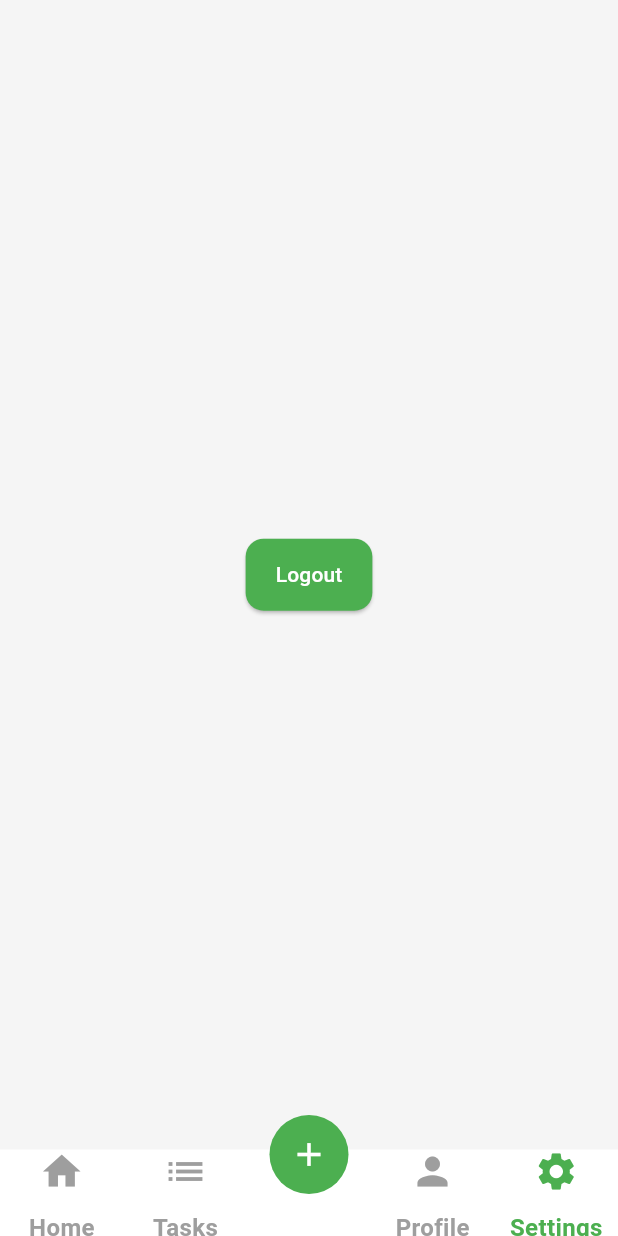
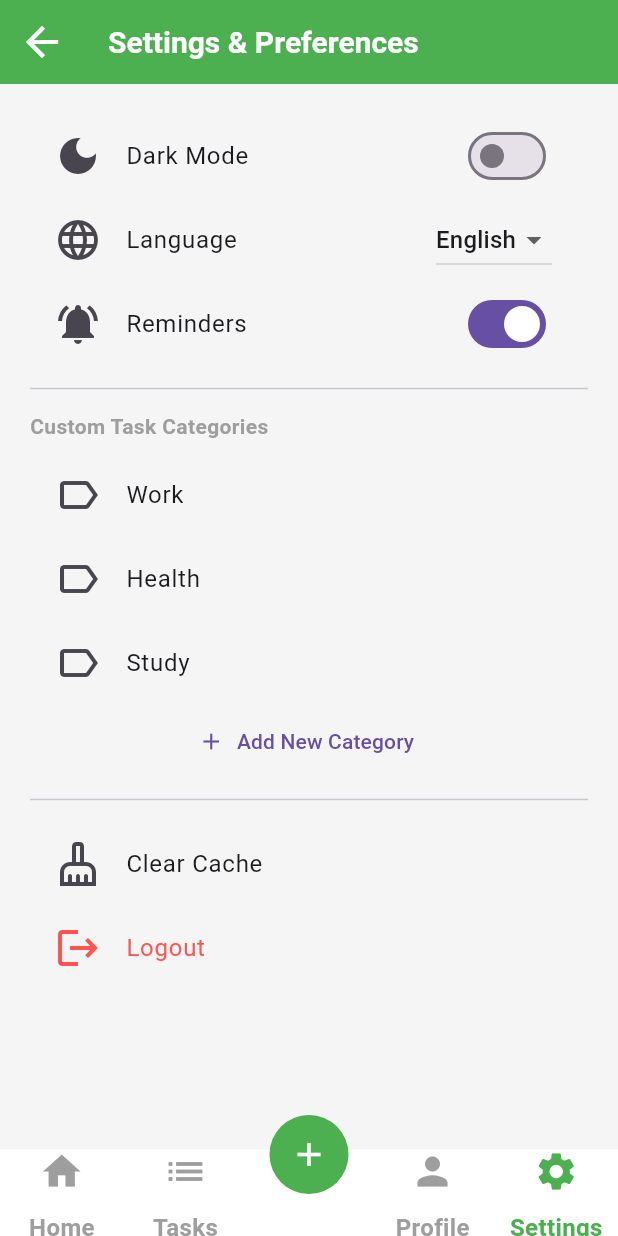
Before and after one commit to MomenRaddad/Mealy_App, a Flutter app: the UserNavigationPage screen opened by its route, item 5 of the bottom bar chosen, on a phone screen of 412 x 824 dp. Run offline on Flutter 3.47's test engine with Material 3 defaults, Android fonts, the phone set to English and light mode, and no system bars; drawn by our look-alikes of persistent_bottom_nav_bar; our stand-ins replace cached_network_image, cloud_firestore, firebase_core, firebase_storage, fl_chart, image_picker; accounts and stored records are empty.

Commit message:
Dark Mode + Settings Screen

```diff
--- /dev/null
+++ b/lib/provider/theme_provider.dart
@@ -0,0 +1,14 @@
+import 'package:flutter/material.dart';
+
+class ThemeProvider with ChangeNotifier {
+  bool _isDarkMode = false;
+
+  bool get isDarkMode => _isDarkMode;
+
+  ThemeMode get currentTheme => _isDarkMode ? ThemeMode.dark : ThemeMode.light;
+
+  void toggleTheme(bool isOn) {
+    _isDarkMode = isOn;
+    notifyListeners();
+  }
+}
--- a/lib/view/screens/user_navigation_page.dart
+++ b/lib/view/screens/user_navigation_page.dart
@@ -39,7 +39,7 @@ class _UserNavigationPageState extends State<UserNavigationPage> {
           TasksScreen(),
           ExploreScreen(),
           ProfileScreen(),
-          SettingsScreen(),
+          SettingsPreferencesScreen(),
         ],
         items: [
           PersistentBottomNavBarItem(
--- a/lib/view/screens/user_screens/settings/settings_screen.dart
+++ b/lib/view/screens/user_screens/settings/settings_screen.dart
@@ -1,22 +1,134 @@
 import 'package:flutter/material.dart';
-import 'package:meal_app/core/routes.dart';
+import 'package:provider/provider.dart';
+import 'package:meal_app/provider/theme_provider.dart';
 
-class SettingsScreen extends StatelessWidget {
-  const SettingsScreen({super.key});
+class SettingsPreferencesScreen extends StatefulWidget {
+  const SettingsPreferencesScreen({super.key});
+
+  @override
+  State<SettingsPreferencesScreen> createState() => _SettingsPreferencesScreenState();
+}
+
+class _SettingsPreferencesScreenState extends State<SettingsPreferencesScreen> {
+  bool remindersEnabled = true;
+  String selectedLanguage = "English";
+  final List<String> customCategories = ["Work", "Health", "Study"];
+
+  void _addCategory() {
+    final controller = TextEditingController();
+    showDialog(
+      context: context,
+      builder: (_) => AlertDialog(
+        title: const Text("Add New Category"),
+        content: TextField(
+          controller: controller,
+          decoration: const InputDecoration(hintText: "Category Name"),
+        ),
+        actions: [
+          TextButton(
+            onPressed: () => Navigator.pop(context),
+            child: const Text("Cancel"),
+          ),
+          ElevatedButton(
+            onPressed: () {
+              if (controller.text.trim().isNotEmpty) {
+                setState(() => customCategories.add(controller.text.trim()));
+              }
+              Navigator.pop(context);
+            },
+            child: const Text("Add"),
+          ),
+        ],
+      ),
+    );
+  }
+
+  void _clearCache() {
+    ScaffoldMessenger.of(context).showSnackBar(
+      const SnackBar(content: Text("Cache cleared")),
+    );
+  }
+
+  void _logout() {
+    ScaffoldMessenger.of(context).showSnackBar(
+      const SnackBar(content: Text("Logged out")),
+    );
+  }
 
   @override
   Widget build(BuildContext context) {
+    final themeProvider = Provider.of<ThemeProvider>(context);
+
     return Scaffold(
-      body: Center(
-        child: ElevatedButton(
-          onPressed: () {
-            Navigator.of(context, rootNavigator: true).pushNamedAndRemoveUntil(
-              AppRoutes.accountSelector,
-              (route) => false,
-            );
-          },
-          child: const Text('Logout'),
-        ),
+      appBar: AppBar(
+        title: const Text("Settings & Preferences"),
+        backgroundColor: Theme.of(context).appBarTheme.backgroundColor,
+      ),
+      body: ListView(
+        padding: const EdgeInsets.all(20),
+        children: [
+
+          SwitchListTile(
+            title: const Text("Dark Mode"),
+            secondary: const Icon(Icons.dark_mode),
+            value: themeProvider.isDarkMode,
+            onChanged: (val) => themeProvider.toggleTheme(val),
+          ),
+
+
+          ListTile(
+            leading: const Icon(Icons.language),
+            title: const Text("Language"),
+            trailing: DropdownButton<String>(
+              value: selectedLanguage,
+              items: const [
+                DropdownMenuItem(value: "English", child: Text("English")),
+                DropdownMenuItem(value: "Arabic", child: Text("العربية")),
+              ],
+              onChanged: (val) => setState(() => selectedLanguage = val!),
+            ),
+          ),
+
+
+          SwitchListTile(
+            title: const Text("Reminders"),
+            secondary: const Icon(Icons.notifications_active),
+            value: remindersEnabled,
+            onChanged: (val) => setState(() => remindersEnabled = val),
+          ),
+
+          const Divider(height: 30),
+
+
+          const Text("Custom Task Categories", style: TextStyle(fontWeight: FontWeight.bold)),
+          const SizedBox(height: 8),
+          ...customCategories.map(
+            (cat) => ListTile(
+              leading: const Icon(Icons.label_outline),
+              title: Text(cat),
+            ),
+          ),
+          TextButton.icon(
+            onPressed: _addCategory,
+            icon: const Icon(Icons.add),
+            label: const Text("Add New Category"),
+          ),
+
+          const Divider(height: 30),
+
+          ListTile(
+            leading: const Icon(Icons.cleaning_services_outlined),
+            title: const Text("Clear Cache"),
+            onTap: _clearCache,
+          ),
+
+
+          ListTile(
+            leading: const Icon(Icons.logout, color: Colors.redAccent),
+            title: const Text("Logout", style: TextStyle(color: Colors.redAccent)),
+            onTap: _logout,
+          ),
+        ],
       ),
     );
   }
```
Also changed, not shown: lib/core/app_theme.dart (+66 -6 lines), lib/main.dart (+16 -2 lines).
